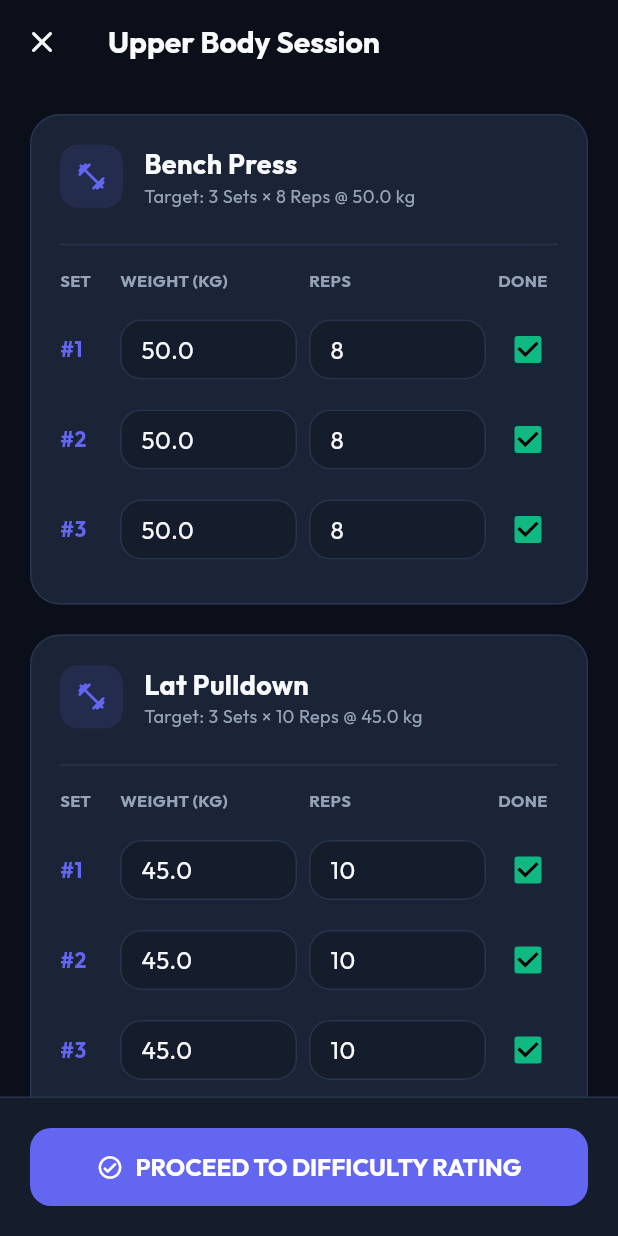
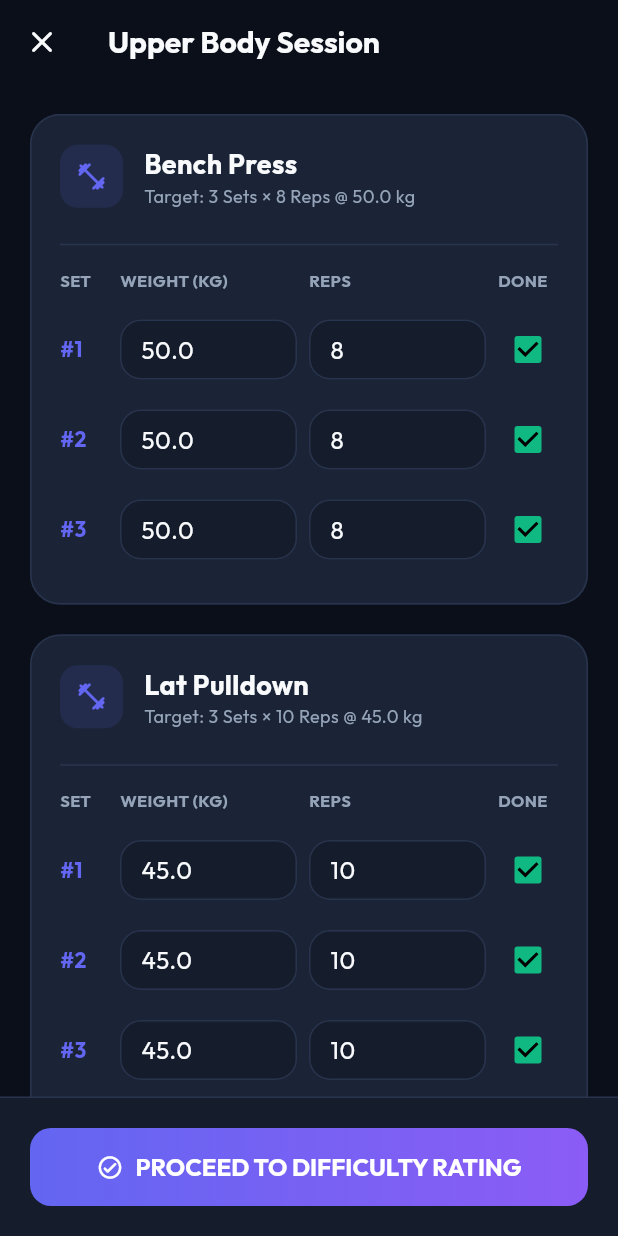
Before and after one commit to iTrax-Adaptathon/A7, a Flutter app: the MainNavigationShell screen opened by its route, after a tap on "START WORKOUT", on a phone screen of 412 x 824 dp. Run offline on Flutter 3.47's test engine with Material 3 defaults, Android fonts, the phone set to English and light mode, and no system bars; drawn by our look-alikes of flutter_animate; our stand-ins replace go_router, google_fonts, shared_preferences; accounts and stored records are empty.

Commit message:
Enhance UI with CTA gradients; update buttons in ActiveWorkoutScreen and WorkoutSummaryScreen, and add readiness glow effect in DashboardScreen.

```diff
--- a/lib/core/theme/app_colors.dart
+++ b/lib/core/theme/app_colors.dart
@@ -30,6 +30,14 @@ class AppColors {
     end: Alignment.bottomRight,
   );
 
+  /// Reserved for the app's highest-intent actions, such as starting or
+  /// completing a workout.
+  static const LinearGradient ctaGradient = LinearGradient(
+    colors: [primary, secondary],
+    begin: Alignment.centerLeft,
+    end: Alignment.centerRight,
+  );
+
   static const LinearGradient progressGradient = LinearGradient(
     colors: [Color(0xFF059669), Color(0xFF10B981)],
     begin: Alignment.topLeft,
@@ -47,4 +55,13 @@ class AppColors {
     begin: Alignment.topLeft,
     end: Alignment.bottomRight,
   );
+
+  static const LinearGradient recoveryGradient = LinearGradient(
+    colors: [Color(0xFF2563EB), recovery],
+    begin: Alignment.topLeft,
+    end: Alignment.bottomRight,
+  );
+
+  /// Low-contrast ambient color used for background depth, not content.
+  static const Color readinessGlow = primary;
 }
--- a/lib/features/dashboard/presentation/dashboard_screen.dart
+++ b/lib/features/dashboard/presentation/dashboard_screen.dart
@@ -56,7 +56,30 @@ class DashboardScreen extends StatelessWidget {
           const SizedBox(width: 8),
         ],
       ),
-      body: SafeArea(
+      body: Stack(
+        children: [
+          Positioned(
+            top: 72,
+            right: -100,
+            child: IgnorePointer(
+              child: Container(
+                width: 280,
+                height: 280,
+                decoration: BoxDecoration(
+                  shape: BoxShape.circle,
+                  color: AppColors.readinessGlow.withAlpha(24),
+                  boxShadow: [
+                    BoxShadow(
+                      color: AppColors.readinessGlow.withAlpha(30),
+                      blurRadius: 90,
+                      spreadRadius: 28,
+                    ),
+                  ],
+                ),
+              ),
+            ),
+          ),
+          SafeArea(
             child: SingleChildScrollView(
               padding: const EdgeInsets.symmetric(horizontal: 20, vertical: 16),
               child: Column(
@@ -74,14 +97,18 @@ class DashboardScreen extends StatelessWidget {
                   // Header Greeting
                   Text(
                     '${_getGreeting()}, $userName',
-                style: Theme.of(context).textTheme.headlineSmall
-                    ?.copyWith(fontWeight: FontWeight.w800),
+                    style: Theme.of(context).textTheme.headlineSmall?.copyWith(
+                      fontWeight: FontWeight.w800,
+                    ),
                   ).animate().fadeIn(delay: 100.ms),
 
                   const SizedBox(height: 4),
                   const Text(
                     'Ready to train? Your adaptive engine is active.',
-                style: TextStyle(color: AppColors.textSecondary, fontSize: 14),
+                    style: TextStyle(
+                      color: AppColors.textSecondary,
+                      fontSize: 14,
+                    ),
                   ).animate().fadeIn(delay: 150.ms),
 
                   const SizedBox(height: 24),
@@ -111,6 +138,8 @@ class DashboardScreen extends StatelessWidget {
                 ],
               ),
             ),
+          ),
+        ],
       ),
     );
   }
@@ -382,8 +411,19 @@ class DashboardScreen extends StatelessWidget {
 
             const SizedBox(height: 20),
 
-            SizedBox(
+            Container(
               width: double.infinity,
+              decoration: BoxDecoration(
+                gradient: AppColors.ctaGradient,
+                borderRadius: BorderRadius.circular(14),
+                boxShadow: [
+                  BoxShadow(
+                    color: AppColors.primary.withAlpha(80),
+                    blurRadius: 18,
+                    offset: const Offset(0, 8),
+                  ),
+                ],
+              ),
               child: ElevatedButton.icon(
                 onPressed: () {
                   provider.startNewWorkout();
@@ -391,6 +431,10 @@ class DashboardScreen extends StatelessWidget {
                 },
                 icon: const Icon(Icons.play_arrow_rounded),
                 label: const Text('START WORKOUT'),
+                style: ElevatedButton.styleFrom(
+                  backgroundColor: Colors.transparent,
+                  shadowColor: Colors.transparent,
+                ),
               ),
             ),
           ],
@@ -452,9 +496,11 @@ class DashboardScreen extends StatelessWidget {
     String desc =
         'The user is performing adequately but should maintain load to consolidate strength.';
     if (statusTitle.contains('PROGRESS')) {
-      desc = 'The user is responding exceptionally well to recent training. Adaptive engine has increased training load.';
+      desc =
+          'The user is responding exceptionally well to recent training. Adaptive engine has increased training load.';
     } else if (statusTitle.contains('RECOVERY')) {
-      desc = 'Recent performance or recovery signals suggest reducing training stress to prevent fatigue.';
+      desc =
+          'Recent performance or recovery signals suggest reducing training stress to prevent fatigue.';
     }
 
     return Container(
--- a/lib/features/workout/presentation/active_workout_screen.dart
+++ b/lib/features/workout/presentation/active_workout_screen.dart
@@ -39,12 +39,22 @@ class ActiveWorkoutScreen extends StatelessWidget {
                 style: TextStyle(color: AppColors.textSecondary),
               ),
               const SizedBox(height: 24),
-              ElevatedButton.icon(
-                onPressed: () {
-                  provider.startNewWorkout();
-                },
-                icon: const Icon(Icons.play_arrow_rounded),
-                label: const Text('START SESSION NOW'),
+              Container(
+                decoration: BoxDecoration(
+                  gradient: AppColors.ctaGradient,
+                  borderRadius: BorderRadius.circular(14),
+                ),
+                child: ElevatedButton.icon(
+                  onPressed: () {
+                    provider.startNewWorkout();
+                  },
+                  icon: const Icon(Icons.play_arrow_rounded),
+                  label: const Text('START SESSION NOW'),
+                  style: ElevatedButton.styleFrom(
+                    backgroundColor: Colors.transparent,
+                    shadowColor: Colors.transparent,
+                  ),
+                ),
               ),
             ],
           ),
@@ -98,12 +108,20 @@ class ActiveWorkoutScreen extends StatelessWidget {
                 color: AppColors.surface,
                 border: Border(top: BorderSide(color: AppColors.cardBorder)),
               ),
-              child: SizedBox(
+              child: Container(
                 width: double.infinity,
+                decoration: BoxDecoration(
+                  gradient: AppColors.ctaGradient,
+                  borderRadius: BorderRadius.circular(14),
+                ),
                 child: ElevatedButton.icon(
                   onPressed: () => context.push('/workout/difficulty'),
                   icon: const Icon(Icons.check_circle_outline_rounded),
                   label: const Text('PROCEED TO DIFFICULTY RATING'),
+                  style: ElevatedButton.styleFrom(
+                    backgroundColor: Colors.transparent,
+                    shadowColor: Colors.transparent,
+                  ),
                 ),
               ),
             ),
--- a/lib/features/workout/presentation/workout_summary_screen.dart
+++ b/lib/features/workout/presentation/workout_summary_screen.dart
@@ -94,15 +94,15 @@ class WorkoutSummaryScreen extends StatelessWidget {
                   width: double.infinity,
                   padding: const EdgeInsets.all(16),
                   decoration: BoxDecoration(
-                    color: AppColors.secondary.withAlpha(24),
+                    color: AppColors.recovery.withAlpha(24),
                     borderRadius: BorderRadius.circular(16),
-                    border: Border.all(color: AppColors.secondary),
+                    border: Border.all(color: AppColors.recovery),
                   ),
                   child: const Row(
                     children: [
                       Icon(
                         Icons.pause_circle_outline_rounded,
-                        color: AppColors.secondary,
+                        color: AppColors.recovery,
                       ),
                       SizedBox(width: 12),
                       Expanded(
@@ -353,12 +353,20 @@ class WorkoutSummaryScreen extends StatelessWidget {
 
               const SizedBox(height: 32),
 
-              SizedBox(
+              Container(
                 width: double.infinity,
+                decoration: BoxDecoration(
+                  gradient: AppColors.ctaGradient,
+                  borderRadius: BorderRadius.circular(14),
+                ),
                 child: ElevatedButton.icon(
                   onPressed: () => context.go('/dashboard'),
                   icon: const Icon(Icons.home_rounded),
                   label: const Text('RETURN TO DASHBOARD'),
+                  style: ElevatedButton.styleFrom(
+                    backgroundColor: Colors.transparent,
+                    shadowColor: Colors.transparent,
+                  ),
                 ),
               ).animate().fadeIn(delay: 500.ms),
             ],
```
Lines whose indentation alone changed are shown as unchanged.
